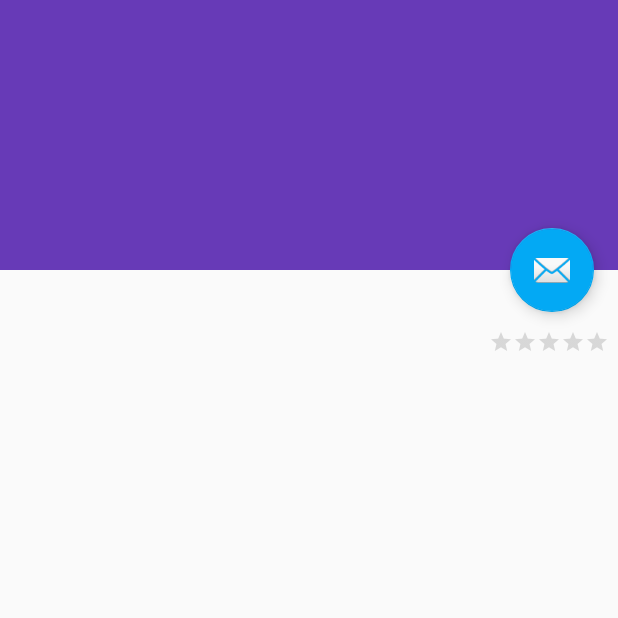
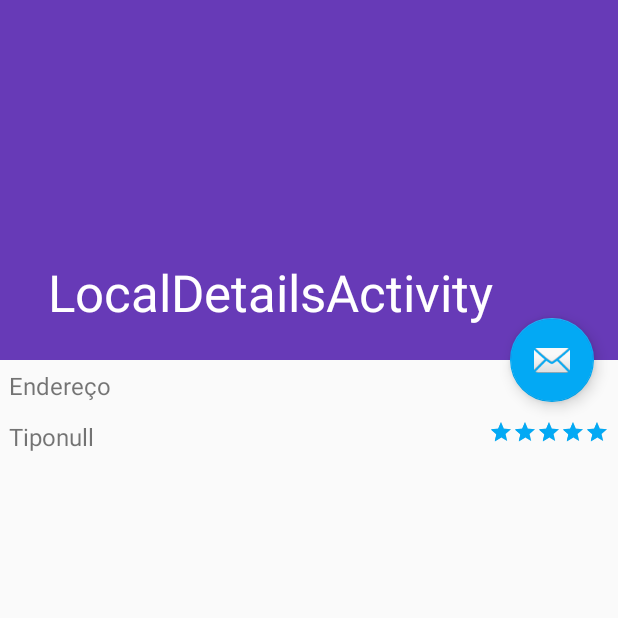
Before and after one commit to andretalpo/TourIt, an Android app: the LocalDetailsActivity screen opened directly, with no data from a screen before it, on a phone screen of 412 x 824 dp, the top half of it. Run offline under Robolectric (Android 15) with nearby library versions, the phone set to English and light mode, and no system bars; 5 statements that could not run were skipped.

Commit message:
Passar local para outra activity
Usamos serialização

```diff
--- a/app/src/main/java/br/com/marcus/fernanda/andre/tourit/local/controler/LocalDetailsActivity.java
+++ b/app/src/main/java/br/com/marcus/fernanda/andre/tourit/local/controler/LocalDetailsActivity.java
@@ -14,6 +14,7 @@ import android.widget.RatingBar;
 import android.widget.TextView;
 
 import br.com.marcus.fernanda.andre.tourit.R;
+import br.com.marcus.fernanda.andre.tourit.local.model.Local;
 
 public class LocalDetailsActivity extends AppCompatActivity {
 
@@ -24,21 +25,25 @@ public class LocalDetailsActivity extends AppCompatActivity {
         Toolbar toolbar = (Toolbar) findViewById(R.id.toolbar_local_details);
         setSupportActionBar(toolbar);
 
-        setTitle(getIntent().getStringExtra("nomePlace"));
+        Local local = (Local) getIntent().getSerializableExtra("local");
+        setTitle(local.getNome());
 
         //Conversão de byte array para bitmap, depois para bitmap drawble(Para que seja possível aplicar no layout)
         byte[] arrayFoto = getIntent().getByteArrayExtra("arrayFoto");
-        Bitmap bmp = BitmapFactory.decodeByteArray(arrayFoto, 100, arrayFoto.length);
+        Bitmap bmp = BitmapFactory.decodeByteArray(arrayFoto, 0, arrayFoto.length);
         BitmapDrawable bitmapDrawable = new BitmapDrawable(getResources(), bmp);
         CollapsingToolbarLayout toolbarLayout = (CollapsingToolbarLayout) findViewById(R.id.toolbar_layout_local_details);
         toolbarLayout.setBackground(bitmapDrawable);
 
         TextView enderecoTextView = (TextView) findViewById(R.id.enderecoLocalDetailsTextView);
-        enderecoTextView.setText(getIntent().getStringExtra("enderecoPlace"));
         TextView tipoTextView = (TextView) findViewById(R.id.tipoLocalDetailsTextView);
-        tipoTextView.setText(getIntent().getStringExtra("tipoPlace"));
         RatingBar ratingBar = (RatingBar) findViewById(R.id.localDetailsRatingBar);
-        ratingBar.setRating(getIntent().getFloatExtra("ratingPlace", 0.0f));
+
+        enderecoTextView.setText(local.getEndereco());
+        ratingBar.setRating(local.getNota());
+        for (String tipo : local.getTipo()) {
+            tipoTextView.append(tipo + " ");
+        }
 
         FloatingActionButton fab = (FloatingActionButton) findViewById(R.id.adicionarLocalDetailsFab);
         fab.setOnClickListener(new View.OnClickListener() {
--- a/app/src/main/java/br/com/marcus/fernanda/andre/tourit/local/model/LocalAdapter.java
+++ b/app/src/main/java/br/com/marcus/fernanda/andre/tourit/local/model/LocalAdapter.java
@@ -47,15 +47,11 @@ public class LocalAdapter extends RecyclerView.Adapter {
             @Override
             public void onClick(View view) {
                 Intent intent = new Intent(view.getContext(), LocalDetailsActivity.class);
-                intent.putExtra("idPlace", local.getIdPlaces());
-                intent.putExtra("nomePlace", local.getNome());
-                intent.putExtra("enderecoPlace", local.getEndereco());
-                intent.putExtra("ratingPlace", local.getNota());
+                intent.putExtra("local", local);
                 ByteArrayOutputStream stream = new ByteArrayOutputStream();
                 local.getFoto().compress(Bitmap.CompressFormat.PNG, 100, stream);
                 byte[] arrayFoto = stream.toByteArray();
                 intent.putExtra("arrayFoto", arrayFoto);
-                //passar imagem
                 view.getContext().startActivity(intent);
             }
         });
--- a/app/src/main/res/values/dimens.xml
+++ b/app/src/main/res/values/dimens.xml
@@ -14,7 +14,7 @@
     <dimen name="marginBottomBotaoCriarUsuario">5dp</dimen>
     <dimen name="elevation_geral">5dp</dimen>
     <dimen name="padding_geral">6dp</dimen>
-    <dimen name="app_bar_height">180dp</dimen>
+    <dimen name="app_bar_height">240dp</dimen>
     <dimen name="text_margin">16dp</dimen>
     <dimen name="textSizeLocalDetails">16dp</dimen>
     <dimen name="marginLocalDetails">6dp</dimen>
```
Also changed, not shown: app/src/main/java/br/com/marcus/fernanda/andre/tourit/api/GooglePlacesServices.java (+17 -0 lines), app/src/main/java/br/com/marcus/fernanda/andre/tourit/local/model/AvaliacaoLocal.java (+7 -9 lines), app/src/main/java/br/com/marcus/fernanda/andre/tourit/local/model/Local.java (+7 -17 lines).
